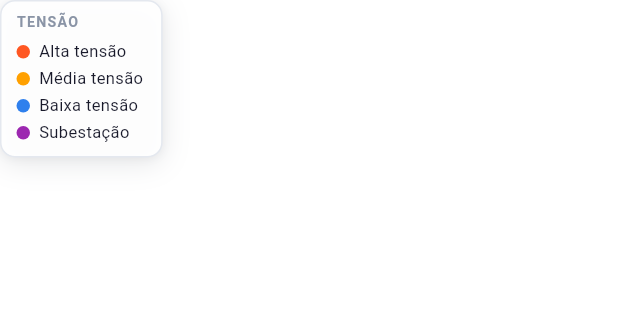
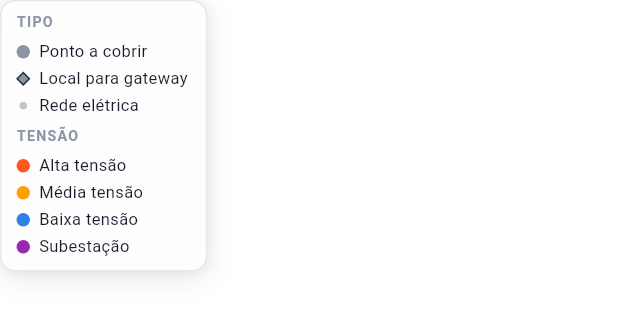
Before and after one commit to Inception-Fatec/api-5, a Flutter app: the MapLegend widget shown alone on an empty page, opened directly, on a phone screen of 412 x 824 dp. Shown: the top 318 px of the screen. Run offline on Flutter 3.47's test engine with Material 3 defaults, Android fonts, the phone set to English and light mode, and no system bars; our stand-ins replace file_picker, flutter_map, flutter_secure_storage, latlong2, pdf, printing; missing offline and left inert: desktop_drop; accounts and stored records are empty; network calls fail.

Commit message:
fix: #TG-135 diferencia ponto, local para gateway e rede

```diff
--- a/Frontend/lib/features/map/data/models/map_point.dart
+++ b/Frontend/lib/features/map/data/models/map_point.dart
@@ -1,4 +1,9 @@
 import 'package:latlong2/latlong.dart';
+
+/// Papel do elemento no cálculo (definição única do sistema):
+/// ponto a cobrir = consumidor; candidato = transformador (onde pode ir
+/// gateway); rede = trechos e subestação, só desenho.
+enum CategoriaPonto { ponto, candidato, rede }
 
 /// Um ponto devolvido pelo backend (feature GeoJSON) já com a posição
 /// que o mapa usa para desenhá-lo. Também representa uma célula da visão
@@ -26,6 +31,15 @@ class MapPoint {
 
   /// Camada do ponto (ALTO, MEDIO, BAIXO, SUB).
   String? get layer => properties['layer']?.toString();
+
+  /// Categoria vinda do backend (`categoria`). Sem ela (backend antigo),
+  /// subestação conta como rede e o resto como ponto.
+  CategoriaPonto get categoria => switch (properties['categoria']) {
+        'ponto' => CategoriaPonto.ponto,
+        'candidato' => CategoriaPonto.candidato,
+        'rede' => CategoriaPonto.rede,
+        _ => layer == 'SUB' ? CategoriaPonto.rede : CategoriaPonto.ponto,
+      };
 
   /// True quando é uma célula da visão geral (zoom afastado), não um ponto real.
   bool get isCluster => properties['cluster'] == true;
--- a/Frontend/lib/features/map/data/services/points_filter_service.dart
+++ b/Frontend/lib/features/map/data/services/points_filter_service.dart
@@ -27,7 +27,7 @@ class ContagemPontos {
   String get textoCandidatos =>
       '${numero(candidatos)} ${candidatos == 1 ? 'local para gateway' : 'locais para gateway'}';
 
-  /// "31.084 pontos a cobrir · 11.081 candidatos"
+  /// "31.084 pontos a cobrir · 11.081 locais para gateway"
   String get texto => '$textoPontos · $textoCandidatos';
 
   @override
--- a/Frontend/lib/features/map/ui/widgets/map/map_legend.dart
+++ b/Frontend/lib/features/map/ui/widgets/map/map_legend.dart
@@ -1,7 +1,10 @@
+import 'dart:math' as math;
+
 import 'package:flutter/material.dart';
 
 import 'package:tecsys_app/core/theme/app_theme.dart';
 import 'package:tecsys_app/features/map/ui/styles/map_styles.dart';
+import 'package:tecsys_app/features/map/ui/widgets/map/point_markers_layer.dart';
 
 class MapLegend extends StatelessWidget {
   final bool agrupado;
@@ -15,8 +18,31 @@ class MapLegend extends StatelessWidget {
     ('SUB', 'Subestação'),
   ];
 
+  static Widget _linha(Widget marca, String rotulo) => Padding(
+        padding: const EdgeInsets.only(top: MapStyles.legendRowGap),
+        child: Row(
+          mainAxisSize: MainAxisSize.min,
+          children: [
+            SizedBox(
+              width: MapStyles.legendDotSize,
+              height: MapStyles.legendDotSize,
+              child: Center(child: marca),
+            ),
+            const SizedBox(width: MapStyles.legendDotGap),
+            Text(rotulo, style: MapStyles.legendLabel),
+          ],
+        ),
+      );
+
+  static Widget _bolinha(Color cor, {double fator = 1}) => Container(
+        width: MapStyles.legendDotSize * fator,
+        height: MapStyles.legendDotSize * fator,
+        decoration: BoxDecoration(shape: BoxShape.circle, color: cor),
+      );
+
   @override
   Widget build(BuildContext context) {
+    final neutro = AppColors.textSecondary;
     return Container(
       padding: MapStyles.coordsPadding,
       decoration: BoxDecoration(
@@ -29,30 +55,40 @@ class MapLegend extends StatelessWidget {
         mainAxisSize: MainAxisSize.min,
         crossAxisAlignment: CrossAxisAlignment.start,
         children: [
-          Text(agrupado ? 'PONTOS NA BOLHA' : 'TENSÃO',
-              style: MapStyles.coordsTitle),
-          const SizedBox(height: 3),
-          for (final (cor, rotulo) in agrupado
-              ? [for (final (_, c, r) in MapStyles.clusterFaixas) (c, r)]
-              : [for (final (l, r) in _itens) (MapStyles.layerColor(l), r)])
-            Padding(
-              padding: const EdgeInsets.only(top: MapStyles.legendRowGap),
-              child: Row(
-                mainAxisSize: MainAxisSize.min,
-                children: [
-                  Container(
-                    width: MapStyles.legendDotSize,
-                    height: MapStyles.legendDotSize,
-                    decoration: BoxDecoration(
-                      shape: BoxShape.circle,
-                      color: cor,
-                    ),
+          if (agrupado) ...[
+            Text('PONTOS A COBRIR NA BOLHA', style: MapStyles.coordsTitle),
+            const SizedBox(height: 3),
+            for (final (_, c, r) in MapStyles.clusterFaixas)
+              _linha(_bolinha(c), r),
+          ] else ...[
+            Text('TIPO', style: MapStyles.coordsTitle),
+            const SizedBox(height: 3),
+            _linha(_bolinha(neutro), 'Ponto a cobrir'),
+            _linha(
+              Transform.rotate(
+                angle: math.pi / 4,
+                child: Container(
+                  width: MapStyles.legendDotSize * 0.75,
+                  height: MapStyles.legendDotSize * 0.75,
+                  decoration: BoxDecoration(
+                    color: neutro,
+                    border: Border.all(
+                        color: PointMarkersLayer.bordaCandidato, width: 1),
                   ),
-                  const SizedBox(width: MapStyles.legendDotGap),
-                  Text(rotulo, style: MapStyles.legendLabel),
-                ],
+                ),
               ),
+              'Local para gateway',
             ),
+            _linha(
+              _bolinha(neutro.withOpacity(PointMarkersLayer.opacidadeRede),
+                  fator: 0.55),
+              'Rede elétrica',
+            ),
+            const SizedBox(height: 6),
+            Text('TENSÃO', style: MapStyles.coordsTitle),
+            const SizedBox(height: 3),
+            for (final (l, r) in _itens) _linha(_bolinha(MapStyles.layerColor(l)), r),
+          ],
         ],
       ),
     );
```
Also changed, not shown: Frontend/lib/features/map/ui/widgets/map/point_markers_layer.dart (+68 -22 lines), 1 other file.
